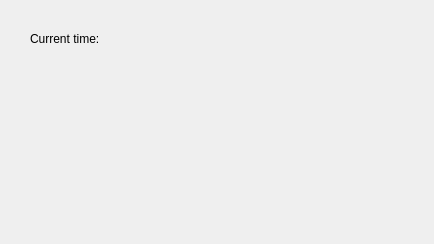
This is mainwindow.ui in Gio-Formichella/Elaborato as Qt 5 draws it before an edit. The edited form follows.
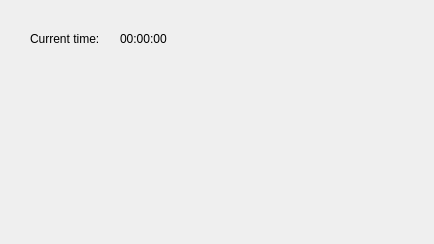
This is the edited form.

Commit message: Time class skeleton

```diff
--- a/mainwindow.ui
+++ b/mainwindow.ui
@@ -27,6 +27,19 @@
      <string>Current time:</string>
     </property>
    </widget>
+   <widget class="QLabel" name="label_2">
+    <property name="geometry">
+     <rect>
+      <x>120</x>
+      <y>30</y>
+      <width>67</width>
+      <height>17</height>
+     </rect>
+    </property>
+    <property name="text">
+     <string>00:00:00</string>
+    </property>
+   </widget>
   </widget>
  </widget>
  <resources/>
```
The commit also changes 4 other files.
